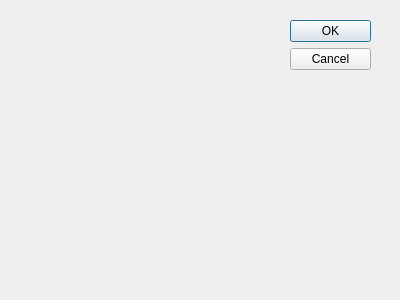
First picture: the form in cpp/client/prescrit-client/lockscreen/createuserwindow.ui, repository xavier-berthiaume/prescrit, before the edit.
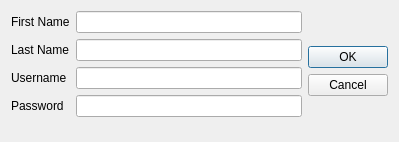
Second picture: the form after the edit.

Patch:
```diff
--- a/cpp/client/prescrit-client/lockscreen/createuserwindow.ui
+++ b/cpp/client/prescrit-client/lockscreen/createuserwindow.ui
@@ -6,29 +6,85 @@
    <rect>
     <x>0</x>
     <y>0</y>
-    <width>400</width>
-    <height>300</height>
+    <width>399</width>
+    <height>142</height>
    </rect>
   </property>
   <property name="windowTitle">
    <string>Dialog</string>
   </property>
-  <widget class="QDialogButtonBox" name="buttonBox">
-   <property name="geometry">
-    <rect>
-     <x>290</x>
-     <y>20</y>
-     <width>81</width>
-     <height>241</height>
-    </rect>
-   </property>
-   <property name="orientation">
-    <enum>Qt::Vertical</enum>
-   </property>
-   <property name="standardButtons">
-    <set>QDialogButtonBox::Cancel|QDialogButtonBox::Ok</set>
-   </property>
-  </widget>
+  <layout class="QHBoxLayout" name="horizontalLayout">
+   <item>
+    <layout class="QFormLayout" name="formLayout">
+     <item row="0" column="0">
+      <widget class="QLabel" name="label">
+       <property name="text">
+        <string>First Name</string>
+       </property>
+      </widget>
+     </item>
+     <item row="0" column="1">
+      <widget class="QLineEdit" name="lineEdit"/>
+     </item>
+     <item row="1" column="0">
+      <widget class="QLabel" name="label_2">
+       <property name="text">
+        <string>Last Name</string>
+       </property>
+      </widget>
+     </item>
+     <item row="1" column="1">
+      <widget class="QLineEdit" name="lineEdit_2"/>
+     </item>
+     <item row="2" column="0">
+      <widget class="QLabel" name="label_3">
+       <property name="text">
+        <string>Username</string>
+       </property>
+      </widget>
+     </item>
+     <item row="2" column="1">
+      <widget class="QLineEdit" name="lineEdit_3"/>
+     </item>
+     <item row="3" column="0">
+      <widget class="QLabel" name="label_4">
+       <property name="text">
+        <string>Password</string>
+       </property>
+      </widget>
+     </item>
+     <item row="3" column="1">
+      <widget class="QLineEdit" name="lineEdit_4">
+       <property name="echoMode">
+        <enum>QLineEdit::PasswordEchoOnEdit</enum>
+       </property>
+      </widget>
+     </item>
+    </layout>
+   </item>
+   <item>
+    <widget class="QDialogButtonBox" name="buttonBox">
+     <property name="sizePolicy">
+      <sizepolicy hsizetype="Fixed" vsizetype="Expanding">
+       <horstretch>0</horstretch>
+       <verstretch>0</verstretch>
+      </sizepolicy>
+     </property>
+     <property name="layoutDirection">
+      <enum>Qt::RightToLeft</enum>
+     </property>
+     <property name="orientation">
+      <enum>Qt::Vertical</enum>
+     </property>
+     <property name="standardButtons">
+      <set>QDialogButtonBox::Cancel|QDialogButtonBox::Ok</set>
+     </property>
+     <property name="centerButtons">
+      <bool>true</bool>
+     </property>
+    </widget>
+   </item>
+  </layout>
  </widget>
  <resources/>
  <connections>
```
